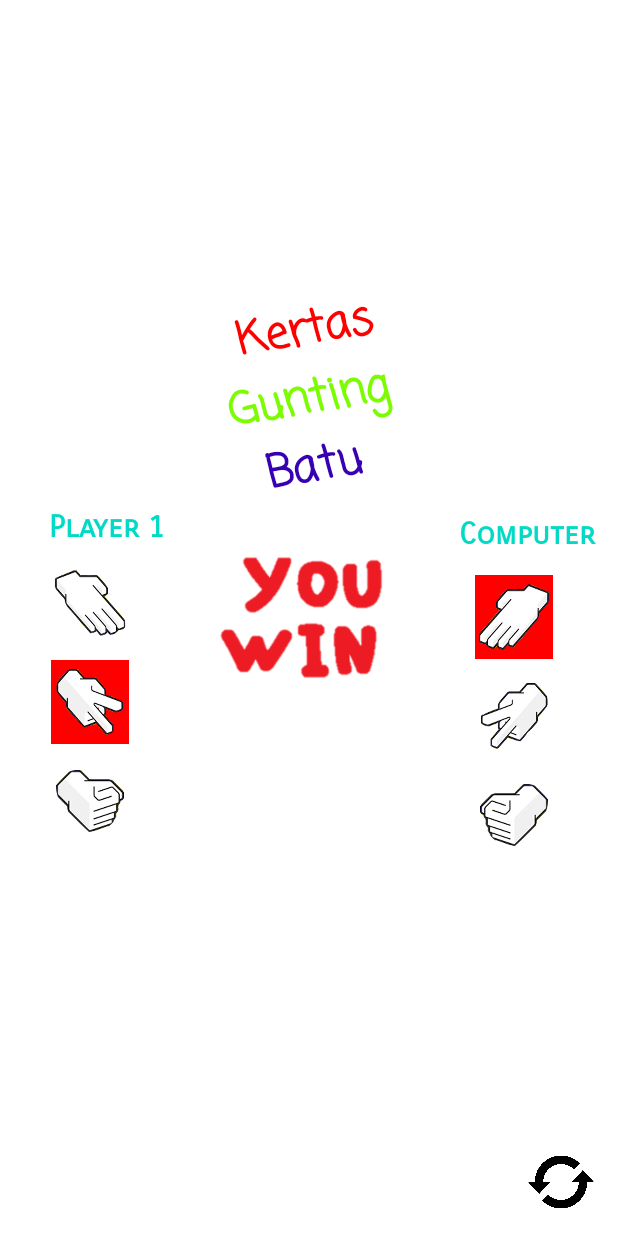
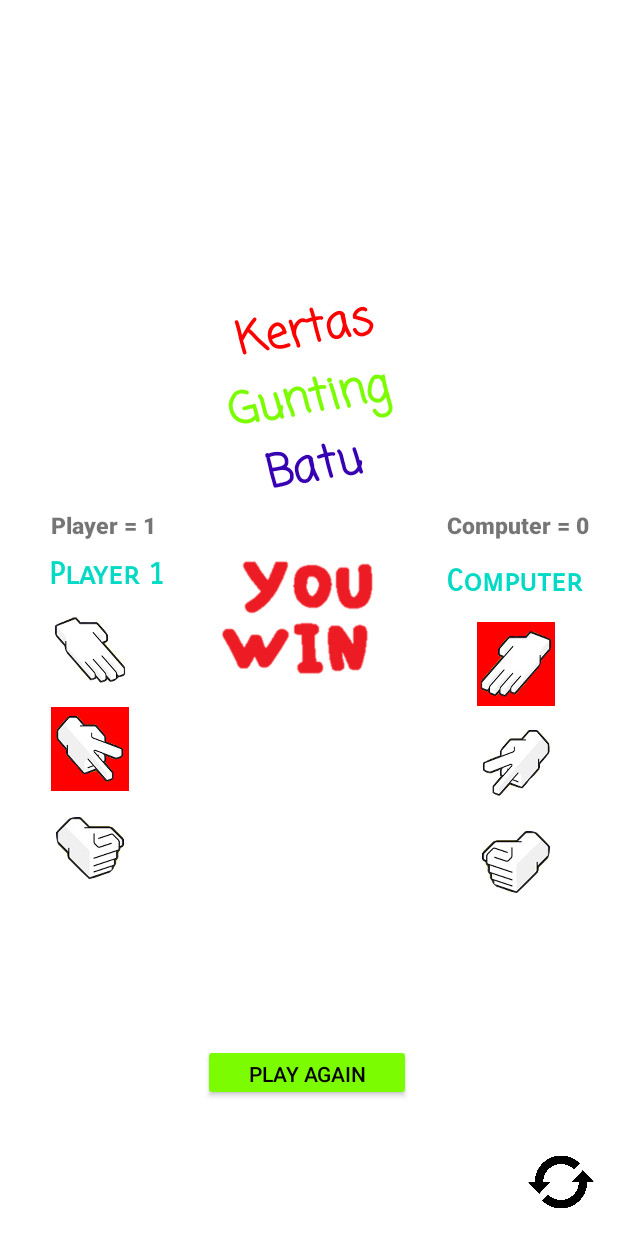
Before and after one commit to syahere/AplikasiSuit, an Android app: the GameActivity screen opened directly, with no data from a screen before it, after a tap on an icon or button, on a phone screen of 412 x 824 dp. Run offline under Robolectric (Android 15) with nearby library versions, the phone set to English and light mode, and no system bars.

Commit message:
Penambahan fitur score

```diff
--- a/app/src/main/java/com/example/gamesuit/GameActivity.kt
+++ b/app/src/main/java/com/example/gamesuit/GameActivity.kt
@@ -2,11 +2,10 @@ package com.example.gamesuit
 
 import android.graphics.Color
 import android.os.Bundle
+import android.widget.Button
 import android.widget.ImageView
+import android.widget.TextView
 import androidx.appcompat.app.AppCompatActivity
-import com.example.gamesuit.element.Paper
-import com.example.gamesuit.element.Scissors
-import com.example.gamesuit.element.Rock
 import com.example.gamesuit.element.StringContainer.paper
 import com.example.gamesuit.element.StringContainer.rock
 import com.example.gamesuit.element.StringContainer.scissors
@@ -31,11 +30,20 @@ class GameActivity : AppCompatActivity() {
     private val gunting_left: ImageView by lazy {
         findViewById(R.id.gunting_left)
     }
-    private val playAgainButton: ImageView by lazy {
-        findViewById(R.id.play_again)
+    private val newGameButton: ImageView by lazy {
+        findViewById(R.id.newgame)
     }
     private val midImage: ImageView by lazy {
         findViewById(R.id.result)
+    }
+    private val scorePlayer: TextView by lazy {
+        findViewById(R.id.scoreplayer)
+    }
+    private val scoreComp: TextView by lazy {
+        findViewById(R.id.scorecomp)
+    }
+    private val playAgainButton: Button by lazy {
+        findViewById(R.id.play_again)
     }
 
 
@@ -43,16 +51,14 @@ class GameActivity : AppCompatActivity() {
         super.onCreate(savedInstanceState)
         setContentView(R.layout.activity_game)
 
-
-
         kertas_left.setOnClickListener {
             kertas_left.onBoxClicked(kertas_left)
             batu_left.isEnabled = false
             gunting_left.isEnabled = false
             val mySuit = "paper"
-            startSuitWithCom()
-            resultGame(mySuit)
+            startSuit(mySuit)
             playAgain()
+            newGame()
 
         }
         batu_left.setOnClickListener {
@@ -60,9 +66,9 @@ class GameActivity : AppCompatActivity() {
             kertas_left.isEnabled = false
             gunting_left.isEnabled = false
             val mySuit = "rock"
-            startSuitWithCom()
-            resultGame(mySuit)
+            startSuit(mySuit)
             playAgain()
+            newGame()
 
         }
         gunting_left.setOnClickListener {
@@ -70,9 +76,9 @@ class GameActivity : AppCompatActivity() {
             batu_left.isEnabled = false
             kertas_left.isEnabled = false
             val mySuit = "scissors"
-            startSuitWithCom()
-            resultGame(mySuit)
+            startSuit(mySuit)
             playAgain()
+            newGame()
 
         }
     }
@@ -85,16 +91,13 @@ class GameActivity : AppCompatActivity() {
         image?.setBackgroundColor(Color.parseColor("#FFFFFFFF"))
     }
 
-    private fun startSuitWithCom() {
-        val paper = Paper("paper")
-        val rock = Rock("rock")
-        val scissors = Scissors("scissors")
-    }
-
-    private fun resultGame(mySuit: String): Unit {
+    var scPlayer:Int=0
+    var scComp:Int=0
+    private fun startSuit(mySuit: String): Unit {
 
         val listElement = arrayOf(paper, rock, scissors)
         val compSuit = listElement.random()
+        var result: String = ""
         when (compSuit) {
             "paper" -> kertas_right.onBoxClicked(kertas_right)
             "scissors" -> gunting_right.onBoxClicked(gunting_right)
@@ -103,26 +106,40 @@ class GameActivity : AppCompatActivity() {
         when (mySuit) {
             "scissors" -> {
                 when (compSuit) {
-                    "scissors" -> midImage.setImageResource(R.drawable.draw)
-                    "paper" -> midImage.setImageResource(R.drawable.win)
-                    "rock" -> midImage.setImageResource(R.drawable.lost)
+                    "scissors" -> result = "draw"
+                    "paper" -> result = "win"
+                    "rock" -> result = "lost"
                 }
             }
             "paper" -> {
                 when (compSuit) {
-                    "scissors" -> midImage.setImageResource(R.drawable.lost)
-                    "paper" -> midImage.setImageResource(R.drawable.draw)
-                    "rock" -> midImage.setImageResource(R.drawable.win)
+                    "scissors" -> result = "lost"
+                    "paper" -> result = "draw"
+                    "rock" -> result = "win"
+
                 }
             }
 
             "rock" -> {
                 when (compSuit) {
-                    "scissors" -> midImage.setImageResource(R.drawable.win)
-                    "paper" -> midImage.setImageResource(R.drawable.lost)
-                    "rock" -> midImage.setImageResource(R.drawable.draw)
+                    "scissors" -> result = "win"
+                    "paper" -> result = "lost"
+                    "rock" -> result = "draw"
                 }
             }
+        }
+        when (result) {
+            "win" -> {
+                midImage.setImageResource(R.drawable.win)
+                scPlayer++
+                scorePlayer.text = "Player = " + scPlayer
+            }
+            "lost" -> {
+                midImage.setImageResource(R.drawable.lost)
+                scComp++
+                scoreComp.text = "Computer = " + scComp
+            }
+            else -> midImage.setImageResource(R.drawable.draw)
         }
     }
 
@@ -138,7 +155,27 @@ class GameActivity : AppCompatActivity() {
             gunting_right.offBoxClicked(gunting_right)
             batu_right.offBoxClicked(batu_right)
             midImage.setImageResource(R.drawable.versus)
-            startSuitWithCom()
         }
     }
+
+    private fun newGame() {
+        newGameButton.setOnClickListener {
+            batu_left.isEnabled = true
+            kertas_left.isEnabled = true
+            gunting_left.isEnabled = true
+            kertas_left.offBoxClicked(kertas_left)
+            gunting_left.offBoxClicked(gunting_left)
+            batu_left.offBoxClicked(batu_left)
+            kertas_right.offBoxClicked(kertas_right)
+            gunting_right.offBoxClicked(gunting_right)
+            batu_right.offBoxClicked(batu_right)
+            midImage.setImageResource(R.drawable.versus)
+            scorePlayer.text = "Player = 0"
+            scoreComp.text = "Computer = 0"
+            scComp=0
+            scPlayer=0
+
+        }
+
+    }
 }
--- a/app/src/main/res/layout/activity_game.xml
+++ b/app/src/main/res/layout/activity_game.xml
@@ -4,6 +4,9 @@
     android:layout_height="match_parent"
     android:background="@color/white"
     xmlns:app="http://schemas.android.com/apk/res-auto">
+
+
+
     <TextView
         android:id="@+id/name"
         android:layout_width="97dp"
@@ -21,27 +24,43 @@
         android:textSize="30sp"
         android:textStyle="bold" />
 
+
     <LinearLayout
         android:layout_width="match_parent"
-        android:layout_height="match_parent"
+        android:layout_height="281dp"
         android:layout_below="@id/name"
         android:layout_alignParentStart="true"
         android:layout_alignParentTop="true"
         android:layout_alignParentEnd="true"
         android:layout_alignParentBottom="true"
+        android:layout_marginStart="0dp"
         android:layout_marginTop="327dp"
+        android:layout_marginBottom="123dp"
         android:orientation="horizontal"
         android:paddingStart="6dp"
         android:paddingTop="6dp"
         android:paddingEnd="6dp">
 
         <LinearLayout
-            android:layout_width="wrap_content"
-            android:layout_height="242dp"
+            android:layout_width="118dp"
+            android:layout_height="282dp"
             android:orientation="vertical"
             android:paddingStart="20dp"
             android:paddingTop="6dp"
             android:paddingEnd="6dp">
+
+            <TextView
+                android:id="@+id/scoreplayer"
+                android:layout_width="wrap_content"
+                android:layout_height="wrap_content"
+                android:fontFamily="sans-serif-black"
+                android:gravity="center"
+                android:paddingStart="8dp"
+                android:paddingEnd="5dp"
+                android:paddingBottom="10dp"
+                android:text="@string/scoreplayer"
+                android:textSize="15sp"
+                android:textStyle="bold" />
 
             <TextView
                 android:id="@+id/player1"
@@ -83,17 +102,30 @@
 
         <ImageView
             android:id="@+id/result"
-            android:layout_width="169dp"
-            android:layout_height="147dp"
+            android:layout_width="158dp"
+            android:layout_height="148dp"
             android:src="@drawable/versus" />
 
         <LinearLayout
-            android:layout_width="125dp"
-            android:layout_height="250dp"
+            android:layout_width="123dp"
+            android:layout_height="wrap_content"
             android:orientation="vertical"
             android:paddingStart="6dp"
             android:paddingTop="6dp"
             android:paddingEnd="6dp">
+
+            <TextView
+                android:id="@+id/scorecomp"
+                android:layout_width="wrap_content"
+                android:layout_height="wrap_content"
+                android:fontFamily="sans-serif-black"
+                android:gravity="center"
+                android:paddingStart="10dp"
+                android:paddingEnd="5dp"
+                android:paddingBottom="10dp"
+                android:text="@string/scorecomp"
+                android:textSize="15sp"
+                android:textStyle="bold" />
 
             <TextView
                 android:id="@+id/computer"
@@ -109,7 +141,7 @@
                 android:id="@+id/kertas_right"
                 android:layout_width="52dp"
                 android:layout_height="56dp"
-                android:layout_marginStart="20dp"
+                android:layout_marginStart="30dp"
                 android:layout_marginTop="10dp"
                 android:src="@drawable/kertas" />
 
@@ -117,7 +149,7 @@
                 android:id="@+id/gunting_right"
                 android:layout_width="52dp"
                 android:layout_height="56dp"
-                android:layout_marginStart="20dp"
+                android:layout_marginStart="30dp"
                 android:layout_marginTop="10dp"
                 android:src="@drawable/gunting" />
 
@@ -125,15 +157,29 @@
                 android:id="@+id/batu_right"
                 android:layout_width="52dp"
                 android:layout_height="56dp"
-                android:layout_marginStart="20dp"
+                android:layout_marginStart="30dp"
                 android:layout_marginTop="10dp"
                 android:src="@drawable/batu" />
 
         </LinearLayout>
     </LinearLayout>
 
+    <Button
+        android:id="@+id/play_again"
+        android:layout_width="wrap_content"
+        android:layout_height="38dp"
+        android:layout_alignParentStart="true"
+        android:layout_alignParentEnd="true"
+        android:layout_alignParentBottom="true"
+        android:layout_marginStart="135dp"
+        android:layout_marginEnd="138dp"
+        android:layout_marginBottom="90dp"
+        android:backgroundTint="@color/green"
+        android:text="@string/playagain"
+        android:textColor="@color/black" />
+
     <ImageView
-     android:id="@+id/play_again"
+     android:id="@+id/newgame"
      android:layout_width="44dp"
      android:layout_height="48dp"
      android:layout_alignParentStart="true"
@@ -142,5 +188,6 @@
      android:layout_marginStart="352dp"
      android:layout_marginEnd="16dp"
      android:layout_marginBottom="12dp"
-     android:src="@drawable/playagain" />
+     android:src="@drawable/newgame" />
+
 </RelativeLayout>
--- a/app/src/main/res/values/strings.xml
+++ b/app/src/main/res/values/strings.xml
@@ -13,7 +13,8 @@
     <string name="comp">
         <font color="#FF03DAC5">Computer</font>
     </string>
-    <string name="vs">VS</string>
-    <string name="win">YOU WIN</string>
-    <string name="lose">YOU LOSE</string>
+    <string name="scoreplayer">Player = 0 </string>
+    <string name="scorecomp">Computer = 0 </string>
+    <string name="playagain">Play Again</string>
+
 </resources>
```
Also changed, not shown: app/src/main/java/com/example/gamesuit/element/Paper.kt (deleted, +0 -19 lines), app/src/main/java/com/example/gamesuit/element/Rock.kt (deleted, +0 -17 lines), app/src/main/java/com/example/gamesuit/element/Scissors.kt (deleted, +0 -19 lines), app/src/main/java/com/example/gamesuit/helper/ResultSuit.kt (deleted, +0 -9 lines), app/src/main/java/com/example/gamesuit/helper/Suit.kt (deleted, +0 -23 lines), app/src/main/res/drawable/newgame.png (renamed from app/src/main/res/drawable/playagain.png), 1 other file. Lines whose indentation alone changed are shown as unchanged.
